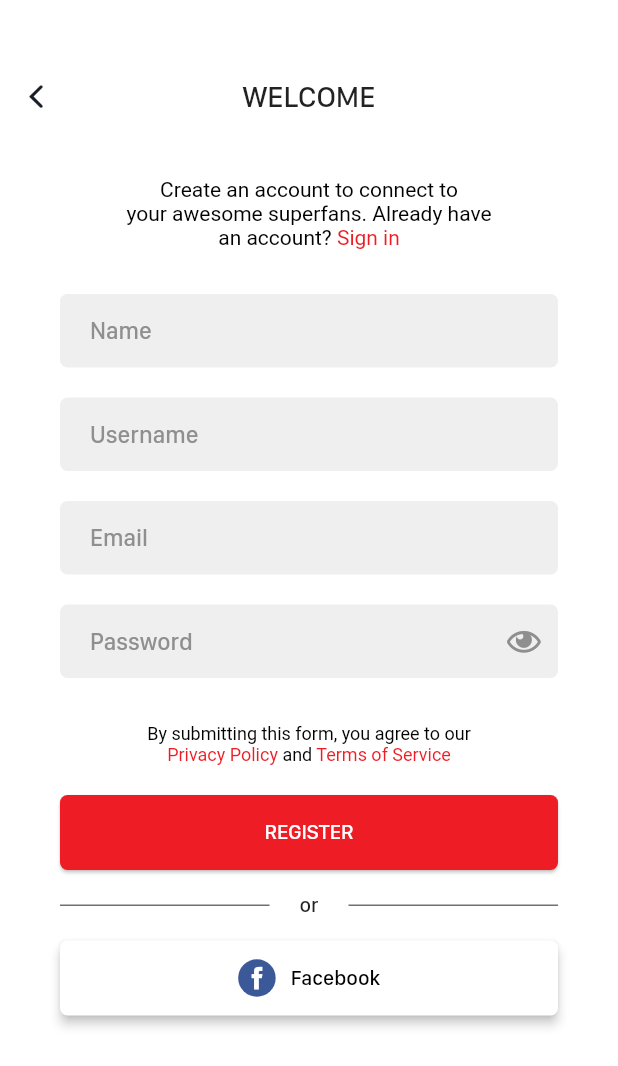
After one commit to tomialagbe/ikonfete, a Flutter app: the ArtistSignupScreen screen opened directly, on a phone screen of 412 x 824 dp. The commit adds this screen. Shown: the top 1066 px of the screen. Run offline on Flutter 3.47's test engine with Material 2 defaults, Android fonts, the phone set to English and light mode, and no system bars; our stand-ins replace firebase_auth, flutter_swiper, shared_preferences; missing offline and left inert: flutter_facebook_login, flutter_twitter_login, flutter_webview_plugin; accounts and stored records are empty.

Commit message:
Added Privacy Policy and Terms of Use pages

```diff
--- a/lib/bloc/onboarding_bloc.dart
+++ /dev/null
@@ -1,8 +0,0 @@
-import 'package:ikonfetemobile/bloc/bloc.dart';
-
-class OnBoardingBloc implements BlocBase {
-  @override
-  void dispose() {
-    // TODO: implement dispose
-  }
-}
--- /dev/null
+++ b/lib/colors.dart
@@ -0,0 +1,8 @@
+import 'dart:ui';
+
+final primaryColor = Color(0xFFEE1C24);
+final primaryActiveColor = Color(0xFFBA161C);
+
+final primaryButtonColor = primaryColor;
+final primaryButtonActiveColor = primaryActiveColor;
+final textBoxColor = Color(0xFF707070);
--- /dev/null
+++ b/lib/icons.dart
@@ -0,0 +1,17 @@
+import 'package:flutter/widgets.dart';
+
+class ThemifyIcons {
+  static final fontFamily = "Themify";
+  static final facebook = IconData(0xe741, fontFamily: fontFamily);
+  static final close = IconData(0xe646, fontFamily: fontFamily);
+}
+
+class FontAwesome5Icons {
+  static final fontFamily = "FontAwesome5";
+  static final fontFamilySolid = "FontAwesome5Solid";
+  static final fontFamilyBrands = "FontAwesome5Brands";
+
+  static final eye = IconData(0xf06e, fontFamily: fontFamily);
+  static final eyeSlash = IconData(0xf070, fontFamily: fontFamily);
+  static final times = IconData(0xf00d, fontFamily: fontFamilySolid);
+}
--- a/lib/main.dart
+++ b/lib/main.dart
@@ -1,10 +1,11 @@
+import 'package:flutter/cupertino.dart';
 import 'package:flutter/material.dart';
 import 'package:flutter_localizations/flutter_localizations.dart';
 import 'package:ikonfetemobile/bloc/application_bloc.dart';
 import 'package:ikonfetemobile/bloc/bloc.dart';
 import 'package:ikonfetemobile/localization.dart';
 import 'package:ikonfetemobile/routes.dart' as routes;
-import 'package:ikonfetemobile/splash_screen.dart';
+import 'package:ikonfetemobile/screens/splash.dart';
 
 void main() => runApp(new IkonfeteApp());
 
@@ -30,6 +31,7 @@ class IkonfeteAppState extends State<IkonfeteApp> {
         debugShowCheckedModeBanner: false,
         theme: ThemeData(
           primarySwatch: Colors.blue,
+          fontFamily: "SanFranciscoDisplay",
         ),
         localizationsDelegates: [
           AppLocalizationsDelegate(),
@@ -44,7 +46,11 @@ class IkonfeteAppState extends State<IkonfeteApp> {
           return AppLocalizations.of(context).title;
         },
         home: SplashScreen(),
-        routes: routes.appRoutes,
+        onGenerateRoute: (settings) {
+          final name = settings.name;
+          final widget = routes.appRoutes[name];
+          return CupertinoPageRoute(builder: (_) => widget);
+        },
       ),
     );
   }
--- a/lib/routes.dart
+++ b/lib/routes.dart
@@ -1,12 +1,17 @@
+import 'package:flutter/cupertino.dart';
 import 'package:flutter/material.dart';
-import 'package:ikonfetemobile/onboarding_screen.dart';
+import 'package:ikonfetemobile/screens/artist_login.dart';
+import 'package:ikonfetemobile/screens/artist_signup.dart';
+import 'package:ikonfetemobile/screens/onboarding.dart';
 
-final appRoutes = <String, WidgetBuilder>{
-  onBoardingRoute: (ctx) => OnBoardingScreen(),
-  artistSignupRoute: (ctx) => null,
-  fanSignupRoute: (ctx) => null,
+final appRoutes = <String, Widget>{
+  onBoarding: OnBoardingScreen(),
+  artistSignup: ArtistSignupScreen(),
+  artistLogin: ArtistLoginScreen(),
+  fanSignup: null,
 };
 
-final onBoardingRoute = "/onboarding";
-final artistSignupRoute = "/artist_signup";
-final fanSignupRoute = "/fan_signup";
+final onBoarding = "/onboarding";
+final artistSignup = "/artist_signup";
+final artistLogin = "/artist_login";
+final fanSignup = "/fan_signup";
--- /dev/null
+++ b/lib/screens/artist_login.dart
@@ -0,0 +1,13 @@
+import 'package:flutter/material.dart';
+
+class ArtistLoginScreen extends StatelessWidget {
+  @override
+  Widget build(BuildContext context) {
+    return Scaffold(
+      body: Container(
+        width: double.infinity,
+        height: double.infinity,
+      ),
+    );
+  }
+}
--- /dev/null
+++ b/lib/screens/artist_signup.dart
@@ -0,0 +1,329 @@
+import 'package:flutter/cupertino.dart';
+import 'package:flutter/gestures.dart';
+import 'package:flutter/material.dart';
+import 'package:flutter_webview_plugin/flutter_webview_plugin.dart';
+import 'package:ikonfetemobile/colors.dart' as colors;
+import 'package:ikonfetemobile/icons.dart';
+import 'package:ikonfetemobile/routes.dart' as routes;
+import 'package:ikonfetemobile/widget/form_fields.dart';
+import 'package:ikonfetemobile/widget/ikonfete_buttons.dart';
+
+class ArtistSignupScreen extends StatefulWidget {
+  @override
+  _ArtistSignupScreenState createState() => _ArtistSignupScreenState();
+}
+
+class _ArtistSignupScreenState extends State<ArtistSignupScreen> {
+  final formKey = GlobalKey<FormState>();
+
+  FocusNode nameFocusNode;
+  FocusNode usernameFocusNode;
+  FocusNode emailFocusNode;
+  FocusNode passwordFocusNode;
+
+  @override
+  void initState() {
+    super.initState();
+    nameFocusNode = FocusNode();
+    usernameFocusNode = FocusNode();
+    emailFocusNode = FocusNode();
+    passwordFocusNode = FocusNode();
+  }
+
+  @override
+  Widget build(BuildContext context) {
+    return Scaffold(
+      body: Container(
+        color: Colors.white,
+        width: double.infinity,
+        height: double.infinity,
+        padding: EdgeInsets.only(
+          top: MediaQuery.of(context).viewInsets.top + 40.0,
+        ),
+        child: SingleChildScrollView(
+          scrollDirection: Axis.vertical,
+          child: Column(
+            mainAxisAlignment: MainAxisAlignment.start,
+            children: <Widget>[
+              _buildTitleAndBackButton(),
+              SizedBox(height: 30.0),
+              _buildIntroText(),
+              SizedBox(height: 30.0),
+              _buildForm(),
+              SizedBox(height: 30.0),
+              _buildPolicyText(),
+              SizedBox(height: 20.0),
+              _buildButtons(),
+            ],
+          ),
+        ),
+      ),
+    );
+  }
+
+  Widget _buildTitleAndBackButton() {
+    return Stack(
+      alignment: Alignment.centerLeft,
+      children: <Widget>[
+        Row(
+          mainAxisAlignment: MainAxisAlignment.center,
+          crossAxisAlignment: CrossAxisAlignment.center,
+          children: <Widget>[
+            Text(
+              "WELCOME",
+              style: TextStyle(fontSize: 20.0, fontWeight: FontWeight.w100),
+            ),
+          ],
+        ),
+        Row(
+          mainAxisAlignment: MainAxisAlignment.start,
+          crossAxisAlignment: CrossAxisAlignment.center,
+          children: <Widget>[
+            IconButton(
+              icon: Icon(CupertinoIcons.back, color: Color(0xFF181D28)),
+              onPressed: () => Navigator.of(context).pop(),
+            ),
+          ],
+        )
+      ],
+    );
+  }
+
+  Widget _buildIntroText() {
+    final tapHandler = TapGestureRecognizer();
+    tapHandler.onTap =
+        () => Navigator.of(context).pushNamed(routes.artistLogin);
+
+    return RichText(
+      textAlign: TextAlign.center,
+      text: TextSpan(
+        style: TextStyle(fontSize: 14.0, color: Colors.black),
+        text: "Create an account to connect to\n",
+        children: <TextSpan>[
+          TextSpan(text: "your awesome superfans. Already have\n"),
+          TextSpan(text: "an account? "),
+          TextSpan(
+            text: "Sign in",
+            recognizer: tapHandler,
+            style: TextStyle(color: colors.primaryColor),
+          ),
+        ],
+      ),
+    );
+  }
+
+  Widget _buildForm() {
+    return Form(
+      key: formKey,
+//      autovalidate: true,
+      child: Padding(
+        padding: const EdgeInsets.symmetric(horizontal: 40.0),
+        child: Column(
+          mainAxisAlignment: MainAxisAlignment.start,
+          crossAxisAlignment: CrossAxisAlignment.center,
+          children: <Widget>[
+            LoginFormField(
+              placeholder: "Name",
+              focusNode: nameFocusNode,
+              validator: FormFieldValidators.notEmpty("name"),
+              onFieldSubmitted: (newVal) {
+                nameFocusNode.unfocus();
+                FocusScope.of(context).requestFocus(usernameFocusNode);
+              },
+            ),
+            SizedBox(height: 20.0),
+            LoginFormField(
+              placeholder: "Username",
+              focusNode: usernameFocusNode,
+              validator: FormFieldValidators.notEmpty("username"),
+              onFieldSubmitted: (newVal) {
+                usernameFocusNode.unfocus();
+                FocusScope.of(context).requestFocus(emailFocusNode);
+              },
+            ),
+            SizedBox(height: 20.0),
+            LoginFormField(
+              placeholder: "Email",
+              focusNode: emailFocusNode,
+              keyboardType: TextInputType.emailAddress,
+              validator: FormFieldValidators.isValidEmail(),
+              onFieldSubmitted: (newVal) {
+                emailFocusNode.unfocus();
+                FocusScope.of(context).requestFocus(passwordFocusNode);
+              },
+            ),
+            SizedBox(height: 20.0),
+            LoginPasswordField(
+              placeholder: "Password",
+              focusNode: passwordFocusNode,
+              textInputAction: TextInputAction.done,
+              revealIcon: FontAwesome5Icons.eye,
+              hideIcon: FontAwesome5Icons.eyeSlash,
+              validator: FormFieldValidators.minLength("password", 6),
+              onFieldSubmitted: (newVal) {
+                _formSubmitted();
+              },
+            ),
+          ],
+        ),
+      ),
+    );
+  }
+
+  Widget _buildPolicyText() {
+    final webviewAppBar = (String title) => AppBar(
+          backgroundColor: Colors.white,
+          elevation: 3.0,
+          leading: IconButton(
+            iconSize: 15.0,
+            icon: Icon(
+              ThemifyIcons.close,
+              color: Color(0xFFAAAAAA),
+            ),
+            onPressed: () => Navigator.of(context).pop(),
+          ),
+          title: Column(
+            mainAxisAlignment: MainAxisAlignment.center,
+            crossAxisAlignment: CrossAxisAlignment.start,
+            children: <Widget>[
+              Text(
+                title,
+                style: TextStyle(
+                  fontSize: 18.0,
+                  color: Colors.black,
+                  fontWeight: FontWeight.w200,
+                ),
+              ),
+            ],
+          ),
+        );
+
+    final privacyPolicyTapHandler = TapGestureRecognizer();
+    privacyPolicyTapHandler.onTap = () => Navigator.of(context).push(
+          CupertinoPageRoute(
+            builder: (_) => WebviewScaffold(
+                  url: "http://ikonfete.com/privacy-policy",
+                  appBar: webviewAppBar("Privacy Policy - Ikonfete"),
+                ),
+          ),
+        );
+
+    final termsTapHandler = TapGestureRecognizer();
+    termsTapHandler.onTap = () => Navigator.of(context).push(
+          CupertinoPageRoute(
+            builder: (_) => WebviewScaffold(
+                  url: "http://ikonfete.com/terms-of-use",
+                  appBar: webviewAppBar("Terms of Use - Ikonfete"),
+                ),
+          ),
+        );
+
+    return RichText(
+      textAlign: TextAlign.center,
+      text: TextSpan(
+        style: TextStyle(fontSize: 12.0, color: Colors.black),
+        text: "By submitting this form, you agree to our\n",
+        children: <TextSpan>[
+          TextSpan(
+            text: "Privacy Policy",
+            style: TextStyle(
+              color: colors.primaryColor,
+            ),
+            recognizer: privacyPolicyTapHandler,
+          ),
+          TextSpan(text: " and "),
+          TextSpan(
+            text: "Terms of Service",
+            style: TextStyle(
+              color: colors.primaryColor,
+            ),
+            recognizer: termsTapHandler,
+          ),
+        ],
+      ),
+    );
+  }
+
+  Widget _buildButtons() {
+    final screenSize = MediaQuery.of(context).size;
+    return Column(
+      mainAxisAlignment: MainAxisAlignment.center,
+      crossAxisAlignment: CrossAxisAlignment.center,
+      children: <Widget>[
+        PrimaryButton(
+          width: screenSize.width - 80,
+          height: 50.0,
+          defaultColor: colors.primaryButtonColor,
+          activeColor: colors.primaryButtonActiveColor,
+          text: "REGISTER",
+          onTap: () => _formSubmitted(),
+        ),
+        _buildButtonSeparator(),
+        PrimaryButton(
+          width: screenSize.width - 80,
+          height: 50.0,
+          defaultColor: Colors.white,
+          activeColor: Colors.white70,
+          elevation: 3.0,
+          child: Row(
+            mainAxisAlignment: MainAxisAlignment.center,
+            crossAxisAlignment: CrossAxisAlignment.center,
+            children: <Widget>[
+              Container(
+                  decoration: BoxDecoration(
+                    shape: BoxShape.circle,
+                    color: Color(0xFF3B5998),
+                  ),
+                  width: 25.0,
+                  height: 25.0,
+                  child: Icon(
+                    ThemifyIcons.facebook,
+                    color: Colors.white,
+                    size: 15.0,
+                  )),
+              SizedBox(width: 10.0),
+              Text("Facebook", style: TextStyle(color: Colors.black)),
+            ],
+          ),
+        ),
+      ],
+    );
+  }
+
+  Widget _buildButtonSeparator() {
+    final dividerColor = Color(0xFF707070);
+    return Padding(
+      padding: EdgeInsets.symmetric(vertical: 15.0),
+      child: Row(
+        mainAxisAlignment: MainAxisAlignment.center,
+        crossAxisAlignment: CrossAxisAlignment.center,
+        children: <Widget>[
+          Expanded(
+            child: Container(
+              height: 1.0,
+              color: dividerColor,
+              margin: EdgeInsets.only(left: 40.0, right: 20.0),
+            ),
+          ),
+          Text("or"),
+          Expanded(
+            child: Container(
+              height: 1.0,
+              color: dividerColor,
+              margin: EdgeInsets.only(right: 40.0, left: 20.0),
+            ),
+          ),
+        ],
+      ),
+    );
+  }
+
+  void _formSubmitted() {
+    print("Form Submitted");
+    final formState = formKey.currentState;
+    bool valid = formState.validate();
+    if (valid) {
+      formState.save();
+    }
+  }
+}
--- a/lib/onboarding_screen.dart
+++ b/lib/screens/onboarding.dart
@@ -2,8 +2,9 @@ import 'dart:ui' as ui;
 
 import 'package:flutter/material.dart';
 import 'package:flutter_swiper/flutter_swiper.dart';
-import 'package:ikonfetemobile/ikonfete_buttons.dart';
+import 'package:ikonfetemobile/colors.dart' as colors;
 import 'package:ikonfetemobile/routes.dart' as routes;
+import 'package:ikonfetemobile/widget/ikonfete_buttons.dart';
 
 class OnBoardingScreen extends StatefulWidget {
   @override
@@ -124,18 +125,16 @@ class OnBoardingScreenState extends State<OnBoardingScreen> {
             PrimaryButton(
               width: MediaQuery.of(context).size.width - 80,
               height: 50.0,
-              onTap: () => Navigator.of(context)
-                  .pushReplacementNamed(routes.artistSignupRoute),
+              onTap: () => Navigator.of(context).pushNamed(routes.artistSignup),
               text: "I'M AN ARTIST",
-              defaultColor: Color(0xFFEE1C24),
-              activeColor: Color(0xFFBA161C),
+              defaultColor: colors.primaryButtonColor,
+              activeColor: colors.primaryButtonActiveColor,
             ),
             SizedBox(height: 20.0),
             PrimaryButton(
               width: MediaQuery.of(context).size.width - 80,
               height: 50.0,
-              onTap: () => Navigator.of(context)
-                  .pushReplacementNamed(routes.fanSignupRoute),
+              onTap: () => Navigator.of(context).pushNamed(routes.fanSignup),
               text: "I'M A FAN",
               defaultColor: Colors.transparent,
               activeColor: Colors.white.withOpacity(0.2),
--- /dev/null
+++ b/lib/widget/form_fields.dart
@@ -0,0 +1,186 @@
+import 'package:flutter/material.dart';
+
+class LoginFormField extends StatelessWidget {
+  final String placeholder;
+  final keyboardType;
+  final textInputAction;
+  final focusNode;
+  final Function(String) onFieldSubmitted;
+  final IconData suffixIcon;
+  final FormFieldValidator<String> validator;
+
+  LoginFormField({
+    this.placeholder: "",
+    this.keyboardType: TextInputType.text,
+    this.textInputAction: TextInputAction.next,
+    this.focusNode,
+    this.onFieldSubmitted,
+    this.suffixIcon,
+    this.validator,
+  });
+
+  @override
+  Widget build(BuildContext context) {
+    final inputBorder = OutlineInputBorder(
+      borderRadius: BorderRadius.circular(5.0),
+      borderSide: BorderSide(
+        color: Colors.transparent,
+        style: BorderStyle.none,
+      ),
+    );
+    final errorInputBorder = OutlineInputBorder(
+      borderRadius: BorderRadius.circular(5.0),
+      borderSide: BorderSide(
+        color: Colors.red,
+        style: BorderStyle.solid,
+      ),
+    );
+
+    return TextFormField(
+      autofocus: false,
+      keyboardType: keyboardType,
+      textInputAction: textInputAction,
+      focusNode: focusNode,
+      onFieldSubmitted: onFieldSubmitted,
+      validator: validator,
+      decoration: InputDecoration(
+        hintText: placeholder,
+        hintStyle: TextStyle(color: Color(0xFF8F8F8F)),
+        filled: true,
+        fillColor: Color(0xFFEFEFEF),
+        border: inputBorder,
+        focusedBorder: inputBorder,
+        disabledBorder: inputBorder,
+        enabledBorder: inputBorder,
+        errorBorder: errorInputBorder,
+        contentPadding: EdgeInsets.symmetric(vertical: 15.0, horizontal: 20.0),
+        suffixIcon: suffixIcon != null
+            ? Icon(
+                suffixIcon,
+                size: 20.0,
+                color: Color(0xFF8F8F8F),
+              )
+            : null,
+      ),
+    );
+  }
+}
+
+class LoginPasswordField extends StatefulWidget {
+  final String placeholder;
+  final keyboardType;
+  final textInputAction;
+  final focusNode;
+  final Function(String) onFieldSubmitted;
+  final IconData revealIcon;
+  final IconData hideIcon;
+  final FormFieldValidator<String> validator;
+
+  LoginPasswordField({
+    this.placeholder: "",
+    this.keyboardType: TextInputType.text,
+    this.textInputAction: TextInputAction.next,
+    this.focusNode,
+    this.onFieldSubmitted,
+    this.revealIcon,
+    this.hideIcon,
+    this.validator,
+  })  : assert(!(revealIcon != null && hideIcon == null)),
+        assert(!(revealIcon == null && hideIcon != null));
+
+  @override
+  _LoginPasswordFieldState createState() {
+    return new _LoginPasswordFieldState();
+  }
+}
+
+class _LoginPasswordFieldState extends State<LoginPasswordField> {
+  bool obscureText = true;
+
+  @override
+  Widget build(BuildContext context) {
+    final inputBorder = OutlineInputBorder(
+      borderRadius: BorderRadius.circular(5.0),
+      borderSide: BorderSide(
+        color: Colors.transparent,
+        style: BorderStyle.none,
+      ),
+    );
+    final errorInputBorder = OutlineInputBorder(
+      borderRadius: BorderRadius.circular(5.0),
+      borderSide: BorderSide(
+        color: Colors.red,
+        style: BorderStyle.solid,
+      ),
+    );
+
+    return TextFormField(
+      autofocus: false,
+      keyboardType: widget.keyboardType,
+      textInputAction: widget.textInputAction,
+      focusNode: widget.focusNode,
+      obscureText: obscureText,
+      onFieldSubmitted: widget.onFieldSubmitted,
+      validator: widget.validator,
+      decoration: InputDecoration(
+        hintText: widget.placeholder,
+        hintStyle: TextStyle(color: Color(0xFF8F8F8F)),
+        filled: true,
+        fillColor: Color(0xFFEFEFEF),
+        border: inputBorder,
+        focusedBorder: inputBorder,
+        disabledBorder: inputBorder,
+        enabledBorder: inputBorder,
+        errorBorder: errorInputBorder,
+        contentPadding: EdgeInsets.symmetric(vertical: 15.0, horizontal: 20.0),
+        errorMaxLines: 2,
+        suffixIcon: widget.revealIcon != null
+            ? IconButton(
+                iconSize: 20.0,
+                icon: Icon(
+                  obscureText ? widget.revealIcon : widget.hideIcon,
+                  color: Color(0xFF8F8F8F),
+                ),
+                onPressed: () {
+                  setState(() {
+                    obscureText = !obscureText;
+                  });
+                },
+              )
+            : null,
+      ),
+    );
+  }
+}
+
+class FormFieldValidators {
+  static FormFieldValidator<String> notEmpty(String fieldName) {
+    return (String val) {
+      if (val.trim().isEmpty) {
+        return "Your $fieldName is required";
+      }
+      return null;
+    };
+  }
+
+  static FormFieldValidator<String> minLength(String fieldName, int minLength) {
+    return (String val) {
+      if (val.trim().length < minLength) {
+        return "Your $fieldName should be at least $minLength characters.";
+      }
+      return null;
+    };
+  }
+
+  static FormFieldValidator<String> isValidEmail() {
+    return (String email) {
+      bool valid = RegExp(
+              r"[a-z0-9!#$%&'*+/=?^_`{|}~-]+(?:\.[a-z0-9!#$%&'*+/=?^_`{|}~-]+)*@(?:[a-z0-9](?:[a-z0-9-]*[a-z0-9])?\.)+[a-z0-9](?:[a-z0-9-]*[a-z0-9])?")
+          .hasMatch(email);
+      if (!valid) {
+        return "Enter a valid email";
+      }
+      return null;
+    };
+  }
+}
--- a/lib/ikonfete_buttons.dart
+++ b/lib/widget/ikonfete_buttons.dart
@@ -8,16 +8,23 @@ class PrimaryButton extends StatefulWidget {
   final Color defaultColor;
   final Color activeColor;
   final Color borderColor;
+  final TextStyle textStyle;
+  final double elevation;
+  final Widget child;
 
   PrimaryButton({
     @required this.width,
     @required this.height,
-    @required this.text,
+    this.text,
+    this.child,
     @required this.defaultColor,
     this.activeColor,
     this.borderColor: Colors.transparent,
+    this.elevation: 1.0,
+    this.textStyle: const TextStyle(color: Colors.white),
     this.onTap,
-  });
+  })  : assert(!(text == null && child == null)),
+        assert(!(text != null && child != null));
 
   @override
   _PrimaryButtonState createState() => _PrimaryButtonState();
@@ -58,12 +65,14 @@ class _PrimaryButtonState extends State<PrimaryButton> {
             side: BorderSide(color: widget.borderColor, width: 1.0),
             borderRadius: BorderRadius.circular(5.0),
           ),
-          elevation: 1.0,
+          elevation: widget.elevation,
           child: Center(
-            child: Text(
-              this.widget.text,
-              style: TextStyle(color: Colors.white),
-            ),
+            child: widget.text != null
+                ? Text(
+                    this.widget.text,
+                    style: widget.textStyle,
+                  )
+                : widget.child,
           ),
         ),
       ),
```
Also changed, not shown: pubspec.yaml (+19 -0 lines), assets/fonts/fa-brands-400.ttf (added), assets/fonts/fa-regular-400.ttf (added), assets/fonts/fa-solid-900.ttf (added), assets/fonts/sanfranciscodisplay-bold.ttf (added), assets/fonts/sanfranciscodisplay-medium.ttf (added), assets/fonts/sanfranciscodisplay-semibold.ttf (added), assets/fonts/themify.ttf (added), lib/screens/splash.dart (renamed from lib/splash_screen.dart).
